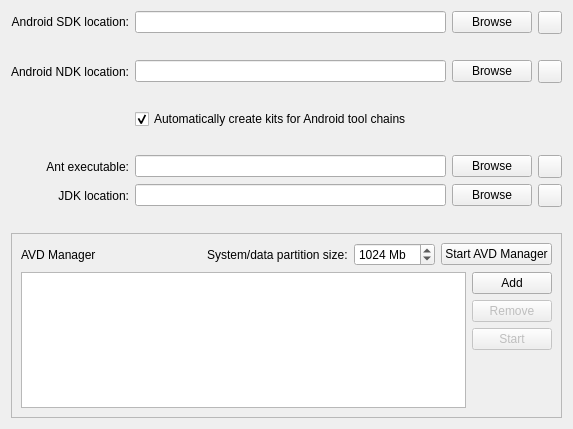
Before: the Qt Designer form src/plugins/android/androidsettingswidget.ui in qt-creator/qt-creator, drawn with Qt 5.
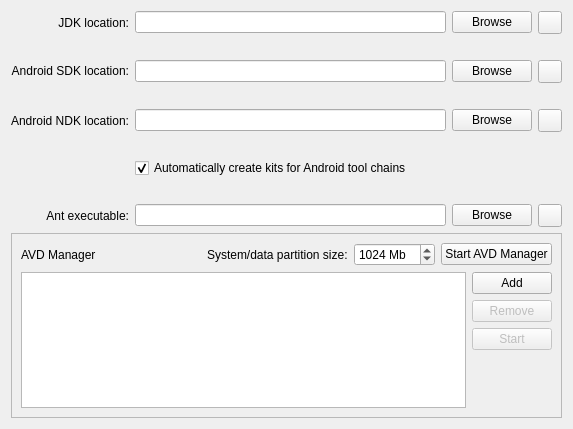
After: the same form once the commit is applied. Icons and pictures are not drawn.

Commit message:
SettingsWidgets: Put JDK path field to the first place
JDK should come first, because Android SDK depends on it. If a
user fills the form from top to bottom while installing the tools,
[s]he will have problems with the Android JDK entry because of two
reasons:

1) In order to launch the Android SDK Manager (in order to install
   the platform tools) Java is required.
2) On Windows the Android SDK now comes with an installer (unlike
   the .zip file on Linux/OSX) which enforces the JDK to already
   be installed beforehand.

Task-Number: QTCREATORBUG-11522

What changed in the file:
```diff
--- a/src/plugins/android/androidsettingswidget.ui
+++ b/src/plugins/android/androidsettingswidget.ui
@@ -15,6 +15,79 @@
   </property>
   <layout class="QGridLayout" name="gridLayout">
    <item row="0" column="0">
+    <widget class="QLabel" name="OpenJDKLocationLabel">
+     <property name="sizePolicy">
+      <sizepolicy hsizetype="Preferred" vsizetype="Preferred">
+       <horstretch>0</horstretch>
+       <verstretch>0</verstretch>
+      </sizepolicy>
+     </property>
+     <property name="text">
+      <string>JDK location:</string>
+     </property>
+     <property name="alignment">
+      <set>Qt::AlignRight|Qt::AlignTrailing|Qt::AlignVCenter</set>
+     </property>
+    </widget>
+   </item>
+   <item row="0" column="1">
+    <widget class="QLineEdit" name="OpenJDKLocationLineEdit"/>
+   </item>
+   <item row="0" column="2">
+    <widget class="QPushButton" name="OpenJDKLocationPushButton">
+     <property name="text">
+      <string>Browse</string>
+     </property>
+    </widget>
+   </item>
+   <item row="0" column="3">
+    <widget class="QToolButton" name="downloadOpenJDKToolButton">
+     <property name="toolTip">
+      <string>Download JDK</string>
+     </property>
+     <property name="icon">
+      <iconset resource="android.qrc">
+       <normaloff>:/android/images/download.png</normaloff>:/android/images/download.png</iconset>
+     </property>
+    </widget>
+   </item>
+   <item row="1" column="1" colspan="3">
+    <layout class="QHBoxLayout" name="horizontalLayout_5">
+     <item>
+      <widget class="QLabel" name="jdkWarningIconLabel">
+       <property name="sizePolicy">
+        <sizepolicy hsizetype="Fixed" vsizetype="Fixed">
+         <horstretch>0</horstretch>
+         <verstretch>0</verstretch>
+        </sizepolicy>
+       </property>
+       <property name="text">
+        <string/>
+       </property>
+       <property name="pixmap">
+        <pixmap>:/projectexplorer/images/compile_warning.png</pixmap>
+       </property>
+      </widget>
+     </item>
+     <item>
+      <widget class="QLabel" name="jdkWarningLabel">
+       <property name="sizePolicy">
+        <sizepolicy hsizetype="Preferred" vsizetype="Preferred">
+         <horstretch>0</horstretch>
+         <verstretch>0</verstretch>
+        </sizepolicy>
+       </property>
+       <property name="text">
+        <string/>
+       </property>
+       <property name="wordWrap">
+        <bool>true</bool>
+       </property>
+      </widget>
+     </item>
+    </layout>
+   </item>
+   <item row="2" column="0">
     <widget class="QLabel" name="SDKLocationLabel">
      <property name="sizePolicy">
       <sizepolicy hsizetype="Preferred" vsizetype="Fixed">
@@ -30,17 +103,17 @@
      </property>
     </widget>
    </item>
-   <item row="0" column="1">
+   <item row="2" column="1">
     <widget class="QLineEdit" name="SDKLocationLineEdit"/>
    </item>
-   <item row="0" column="2">
+   <item row="2" column="2">
     <widget class="QPushButton" name="SDKLocationPushButton">
      <property name="text">
       <string>Browse</string>
      </property>
     </widget>
    </item>
-   <item row="0" column="3">
+   <item row="2" column="3">
     <widget class="QToolButton" name="downloadSDKToolButton">
      <property name="toolTip">
       <string>Download Android SDK</string>
@@ -51,7 +124,7 @@
      </property>
     </widget>
    </item>
-   <item row="1" column="1" colspan="3">
+   <item row="3" column="1" colspan="3">
     <layout class="QHBoxLayout" name="horizontalLayout_4">
      <item>
       <widget class="QLabel" name="sdkWarningIconLabel">
@@ -87,7 +160,7 @@
      </item>
     </layout>
    </item>
-   <item row="2" column="0">
+   <item row="4" column="0">
     <widget class="QLabel" name="NDKLocationLabel">
      <property name="sizePolicy">
       <sizepolicy hsizetype="Preferred" vsizetype="Preferred">
@@ -103,17 +176,17 @@
      </property>
     </widget>
    </item>
-   <item row="2" column="1">
+   <item row="4" column="1">
     <widget class="QLineEdit" name="NDKLocationLineEdit"/>
    </item>
-   <item row="2" column="2">
+   <item row="4" column="2">
     <widget class="QPushButton" name="NDKLocationPushButton">
      <property name="text">
       <string>Browse</string>
      </property>
     </widget>
    </item>
-   <item row="2" column="3">
+   <item row="4" column="3">
     <widget class="QToolButton" name="downloadNDKToolButton">
      <property name="toolTip">
       <string>Download Android NDK</string>
@@ -124,7 +197,7 @@
      </property>
     </widget>
    </item>
-   <item row="3" column="1" colspan="3">
+   <item row="5" column="1" colspan="3">
     <layout class="QHBoxLayout" name="horizontalLayout_3">
      <property name="spacing">
       <number>2</number>
@@ -160,7 +233,7 @@
      </item>
     </layout>
    </item>
-   <item row="4" column="1" colspan="3">
+   <item row="6" column="1" colspan="3">
     <widget class="QCheckBox" name="CreateKitCheckBox">
      <property name="sizePolicy">
       <sizepolicy hsizetype="Expanding" vsizetype="Fixed">
@@ -176,7 +249,7 @@
      </property>
     </widget>
    </item>
-   <item row="5" column="1" colspan="3">
+   <item row="7" column="1" colspan="3">
     <layout class="QHBoxLayout" name="horizontalLayout_2">
      <property name="spacing">
       <number>2</number>
@@ -215,7 +288,7 @@
      </item>
     </layout>
    </item>
-   <item row="6" column="0">
+   <item row="8" column="0">
     <widget class="QLabel" name="AntLocationLabel">
      <property name="sizePolicy">
       <sizepolicy hsizetype="Preferred" vsizetype="Preferred">
@@ -231,17 +304,17 @@
      </property>
     </widget>
    </item>
-   <item row="6" column="1">
+   <item row="8" column="1">
     <widget class="QLineEdit" name="AntLocationLineEdit"/>
    </item>
-   <item row="6" column="2">
+   <item row="8" column="2">
     <widget class="QPushButton" name="AntLocationPushButton">
      <property name="text">
       <string>Browse</string>
      </property>
     </widget>
    </item>
-   <item row="6" column="3">
+   <item row="8" column="3">
     <widget class="QToolButton" name="downloadAntToolButton">
      <property name="toolTip">
       <string>Download Ant</string>
@@ -252,79 +325,6 @@
      </property>
     </widget>
    </item>
-   <item row="7" column="0">
-    <widget class="QLabel" name="OpenJDKLocationLabel">
-     <property name="sizePolicy">
-      <sizepolicy hsizetype="Preferred" vsizetype="Preferred">
-       <horstretch>0</horstretch>
-       <verstretch>0</verstretch>
-      </sizepolicy>
-     </property>
-     <property name="text">
-      <string>JDK location:</string>
-     </property>
-     <property name="alignment">
-      <set>Qt::AlignRight|Qt::AlignTrailing|Qt::AlignVCenter</set>
-     </property>
-    </widget>
-   </item>
-   <item row="7" column="1">
-    <widget class="QLineEdit" name="OpenJDKLocationLineEdit"/>
-   </item>
-   <item row="7" column="2">
-    <widget class="QPushButton" name="OpenJDKLocationPushButton">
-     <property name="text">
-      <string>Browse</string>
-     </property>
-    </widget>
-   </item>
-   <item row="7" column="3">
-    <widget class="QToolButton" name="downloadOpenJDKToolButton">
-     <property name="toolTip">
-      <string>Download JDK</string>
-     </property>
-     <property name="icon">
-      <iconset resource="android.qrc">
-       <normaloff>:/android/images/download.png</normaloff>:/android/images/download.png</iconset>
-     </property>
-    </widget>
-   </item>
-   <item row="8" column="1" colspan="3">
-    <layout class="QHBoxLayout" name="horizontalLayout_5">
-     <item>
-      <widget class="QLabel" name="jdkWarningIconLabel">
-       <property name="sizePolicy">
-        <sizepolicy hsizetype="Fixed" vsizetype="Fixed">
-         <horstretch>0</horstretch>
-         <verstretch>0</verstretch>
-        </sizepolicy>
-       </property>
-       <property name="text">
-        <string/>
-       </property>
-       <property name="pixmap">
-        <pixmap resource="../projectexplorer/projectexplorer.qrc">:/projectexplorer/images/compile_warning.png</pixmap>
-       </property>
-      </widget>
-     </item>
-     <item>
-      <widget class="QLabel" name="jdkWarningLabel">
-       <property name="sizePolicy">
-        <sizepolicy hsizetype="Preferred" vsizetype="Preferred">
-         <horstretch>0</horstretch>
-         <verstretch>0</verstretch>
-        </sizepolicy>
-       </property>
-       <property name="text">
-        <string/>
-       </property>
-       <property name="wordWrap">
-        <bool>true</bool>
-       </property>
-      </widget>
-     </item>
-    </layout>
-   </item>
    <item row="9" column="0" colspan="4">
     <widget class="QFrame" name="AVDManagerFrame">
      <property name="frameShape">
```
